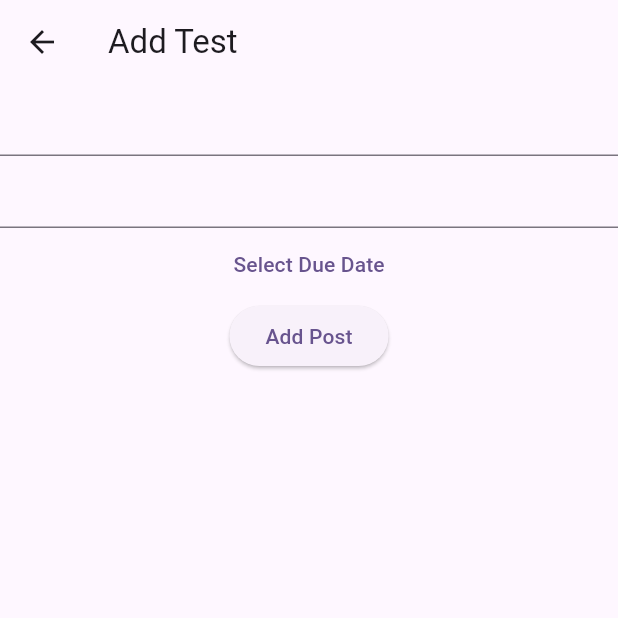
After one commit to realYungi/digital-med, a Flutter app: the AddPostScreen screen opened directly, after a tap on "Add Post", after a tap on the "add" icon, on a phone screen of 412 x 824 dp, the top half of it. The commit adds this screen. Run offline on Flutter 3.47's test engine with Material 3 defaults, Android fonts, the phone set to English and light mode, and no system bars; our stand-ins replace font_awesome_flutter, table_calendar; missing offline and left inert: flutter_navigator.

Commit message:
fourth commit

```diff
--- /dev/null
+++ b/lib/screens/addpostscreen.dart
@@ -0,0 +1,76 @@
+import 'package:flutter/material.dart';
+import 'package:digitalm/medicine.dart';
+import 'package:provider/provider.dart';
+import 'package:font_awesome_flutter/font_awesome_flutter.dart';
+import 'package:digitalm/testnotifier.dart';
+import 'listscreen.dart';
+
+class AddPostScreen extends StatefulWidget {
+  @override
+  _AddPostScreenState createState() => _AddPostScreenState();
+}
+
+class _AddPostScreenState extends State<AddPostScreen> {
+  final _formKey = GlobalKey<FormState>();
+
+  // Text editing controllers for input fields
+  TextEditingController _titleController = TextEditingController();
+  TextEditingController _descriptionController = TextEditingController();
+  DateTime _selectedDate = DateTime.now();
+
+  @override
+  Widget build(BuildContext context) {
+    return ChangeNotifierProvider<TestNotifier>(
+      create: (context) =>
+          Provider.of<TestNotifier>(context), // Access existing provider
+      child: Scaffold(
+        appBar: AppBar(title: Text('Add Test')),
+        body: Form(
+          key: _formKey,
+          child: Column(
+            children: [
+              // Text fields for title and description
+              TextFormField(
+                controller: _titleController,
+                // ...
+              ),
+              TextFormField(
+                controller: _descriptionController,
+                // ...
+              ),
+              // Date picker for due date
+              TextButton(
+                onPressed: () {
+                  // Show date picker and update _selectedDate
+                },
+                child: Text('Select Due Date'),
+              ),
+              ElevatedButton(
+                onPressed: () {
+                  // Validate input
+                  if (_formKey.currentState!.validate()) {
+                    // Access TestNotifier using Provider
+                    final testNotifier =
+                        Provider.of<TestNotifier>(context, listen: false);
+                    // Create Test object and add it
+                    testNotifier.addMedicine(Medicine(
+                      name: _titleController.text,
+                      description: _descriptionController.text,
+                      createdAt: _selectedDate,
+                    ));
+                    Navigator.pushReplacement(
+                      context,
+                      MaterialPageRoute(builder: (context) => ListScreen()),
+                    );
+// Go back to previous screen
+                  }
+                },
+                child: Text('Add Post'),
+              ),
+            ],
+          ),
+        ),
+      ),
+    );
+  }
+}
--- a/lib/screens/homescreen.dart
+++ b/lib/screens/homescreen.dart
@@ -1,6 +1,5 @@
 import 'package:flutter/material.dart';
 import 'package:table_calendar/table_calendar.dart';
-import 'postform.dart';
 
 class HomeScreen extends StatefulWidget {
   const HomeScreen({Key? key}) : super(key: key);
--- /dev/null
+++ b/lib/screens/listscreen.dart
@@ -0,0 +1,71 @@
+import 'package:flutter/material.dart';
+import 'package:digitalm/medicine.dart';
+import 'package:provider/provider.dart';
+import 'package:font_awesome_flutter/font_awesome_flutter.dart';
+import 'package:digitalm/testnotifier.dart';
+import 'package:intl/intl.dart';
+import 'package:digitalm/screens/addpostscreen.dart';
+
+
+
+
+class ListScreen extends StatefulWidget {
+  @override
+  _ListScreenState createState() => _ListScreenState();
+}
+
+class _ListScreenState extends State<ListScreen> {
+
+
+  @override
+  Widget build(BuildContext context) {
+  return Scaffold(
+    appBar: AppBar(title: Text('My Medicines')),
+
+    floatingActionButton: FloatingActionButton(
+      child: Icon(Icons.add),
+      onPressed: () {
+        Navigator.push(
+          context,
+          MaterialPageRoute(builder: (context) => AddPostScreen()),
+        );
+      },
+    ),
+  );
+}
+
+
+}
+
+class TestListItem extends StatelessWidget {
+  final Medicine test;
+  final DateFormat dateFormat = DateFormat('yyyy-MM-dd'); // Format for year, month, and day
+
+  TestListItem({Key? key, required this.test}) : super(key: key);
+
+  @override
+  Widget build(BuildContext context) {
+    return ListTile(
+      title: Text(test.name),
+      subtitle: Text(test.description),
+      trailing: Column(
+        mainAxisAlignment: MainAxisAlignment.center,
+        children: [
+          Text(DateFormat('yyyy-MM-dd').format(test.createdAt)), // Display due date
+          IconButton(
+            icon: Icon(FontAwesomeIcons.edit),
+            onPressed: () {
+              // Navigate to a screen to edit the test
+            },
+          ),
+          IconButton(
+            icon: Icon(FontAwesomeIcons.trash),
+            onPressed: () {
+              // Delete the test using TestNotifier
+            },
+          ),
+        ],
+      ),
+    );
+  }
+}
--- /dev/null
+++ b/lib/testnotifier.dart
@@ -0,0 +1,41 @@
+import 'package:flutter/foundation.dart';
+import 'package:digitalm/medicine.dart';
+
+// Import your Medicine class here if it's defined elsewhere
+
+class TestNotifier extends ChangeNotifier {
+  List<Medicine> _Medicines = [];
+
+  TestNotifier() : _Medicines = [] {
+  // ...
+}
+
+
+
+  List<Medicine> get Medicines => _Medicines;
+  bool _isOurListScreen = false;
+
+
+  void addMedicine(Medicine Medicine) {
+    _Medicines.add(Medicine);
+    notifyListeners(); // Notify listeners about state change
+  }
+
+  void updateMedicine(int index, Medicine updatedMedicine) {
+    if (index >= 0 && index < _Medicines.length) {
+      _Medicines[index] = updatedMedicine;
+      notifyListeners();
+    } else {
+      throw RangeError('Medicine index is out of bounds');
+    }
+  }
+
+  void deleteMedicine(int index) {
+    if (index >= 0 && index < _Medicines.length) {
+      _Medicines.removeAt(index);
+      notifyListeners();
+    } else {
+      throw RangeError('Medicine index is out of bounds');
+    }
+  }
+}
```
Also changed, not shown: lib/main.dart (+6 -3 lines), lib/medicine.dart (+2 -14 lines), lib/screens/mainpage.dart (+11 -19 lines), lib/screens/medicinelist.dart (deleted, +0 -93 lines), lib/screens/postform.dart (deleted, +0 -91 lines), pubspec.yaml (+6 -1 lines), pubspec.lock.
